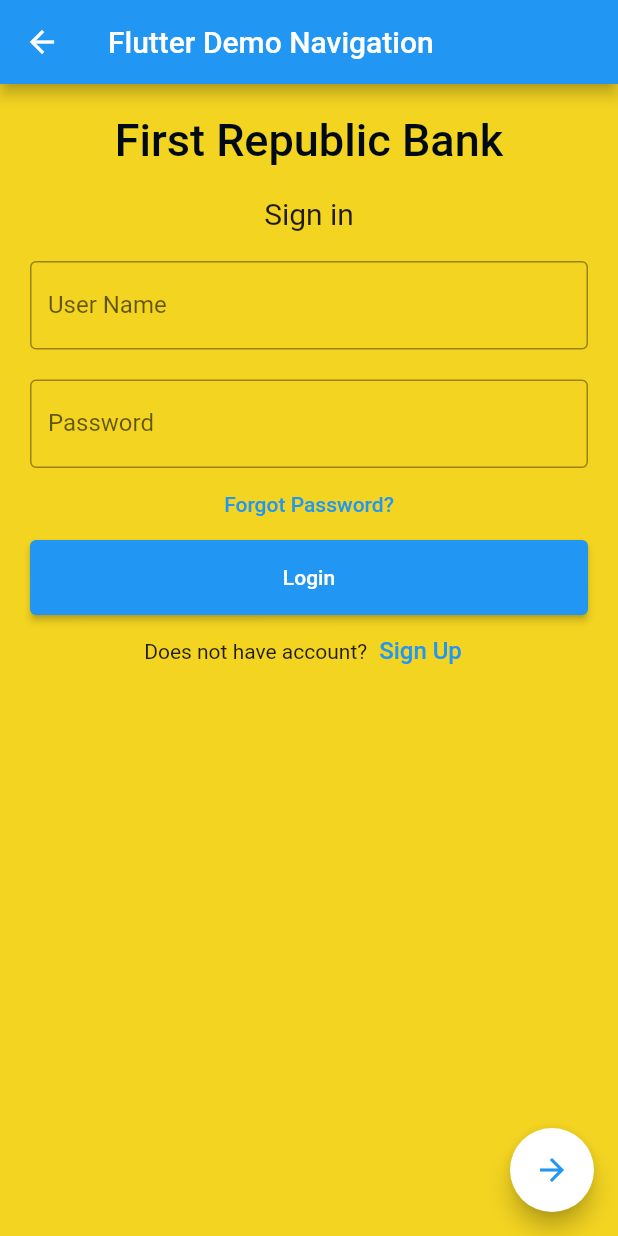
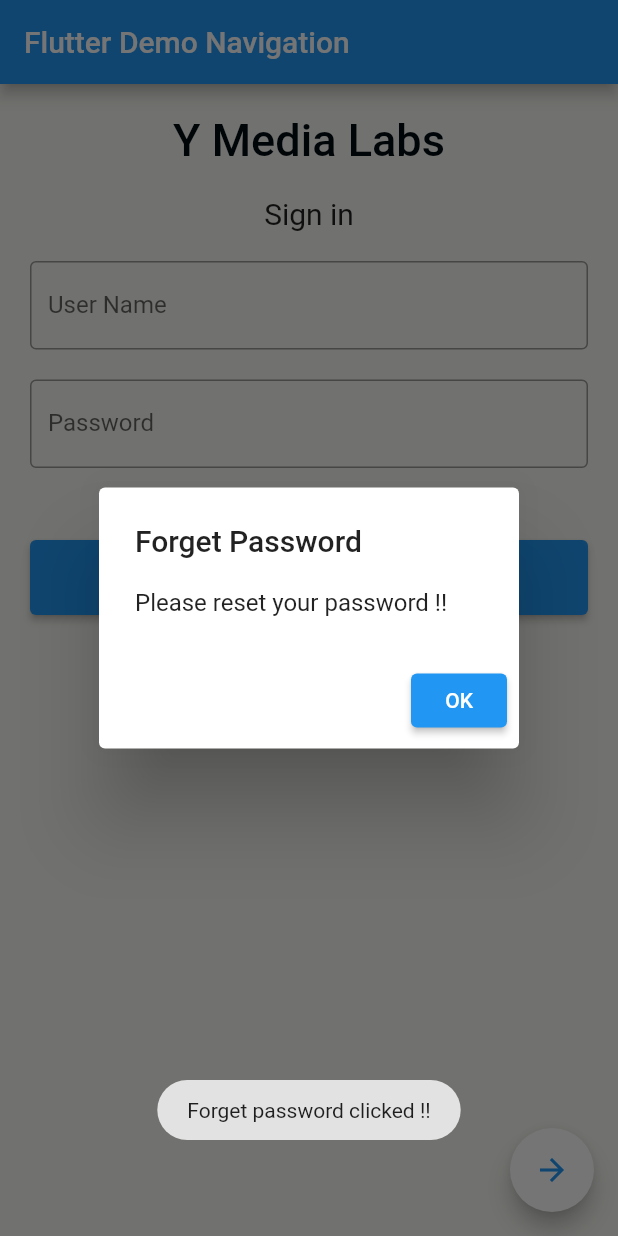
Before and after one commit to PrateekYML/FlutterDemoApp, a Flutter app: the HomeViewController screen opened directly, after a tap on "Forgot Password?", on a phone screen of 412 x 824 dp. Run offline on Flutter 3.47's test engine with Material 2 defaults, Android fonts, the phone set to English and light mode, and no system bars; our stand-ins replace fluttertoast.

Commit message:
Added more components

```diff
--- a/simple_navigation/lib/HomeViewController.dart
+++ b/simple_navigation/lib/HomeViewController.dart
@@ -1,6 +1,7 @@
 import 'package:flutter/material.dart';
 import 'package:simple_navigation/DashboardViewController.dart';
-
+import 'package:simple_navigation/HomeScreen.dart';
+import 'package:fluttertoast/fluttertoast.dart';
 
 class HomeViewController extends StatefulWidget {
   const HomeViewController({Key? key}) : super(key: key);
@@ -11,10 +12,11 @@ class HomeViewController extends StatefulWidget {
 class HomeViewControllerState extends State<HomeViewController>  {
   @override
   Widget build(BuildContext context) => Scaffold(
+
      appBar: AppBar(
         title: Text('Flutter Demo Navigation'),
       ),
-    backgroundColor: Color.fromARGB(255, 243, 212, 33),
+    backgroundColor: Color.fromARGB(255, 246, 246, 241),
     floatingActionButton: FloatingActionButton(
       onPressed: (){
         Navigator.push(context, new MaterialPageRoute(
@@ -31,6 +33,8 @@ class HomeViewControllerState extends State<HomeViewController>  {
       backgroundColor: Colors.white,
     ),
     body: Container(
+      constraints: BoxConstraints.expand(),
+
       alignment: Alignment.center,
       padding: EdgeInsets.all(10),
       child: ListView(
@@ -39,7 +43,7 @@ class HomeViewControllerState extends State<HomeViewController>  {
                 alignment: Alignment.center,
                 padding: const EdgeInsets.all(10),
                 child: const Text(
-                  'First Republic Bank',
+                  'Y Media Labs',
                   style: TextStyle(
                       color: Color.fromARGB(255, 1, 10, 18),
                       fontWeight: FontWeight.w500,
@@ -74,6 +78,8 @@ class HomeViewControllerState extends State<HomeViewController>  {
             TextButton(
               onPressed: () {
                 //forgot password screen
+                 showAlertDialog(context);
+                Fluttertoast.showToast(msg:"Forget password clicked !!");
               },
               child: const Text('Forgot Password?',),
             ),
@@ -84,7 +90,7 @@ class HomeViewControllerState extends State<HomeViewController>  {
                   child: const Text('Login'),
                   onPressed: () {
          Navigator.push(context, new MaterialPageRoute(
-          builder: (context) => DashboardViewController()
+          builder: (context) => HomeScreen()
         ));
                   },
                 )
@@ -120,3 +126,30 @@ class HomeViewControllerState extends State<HomeViewController>  {
     ),
   );
 }
+
+showAlertDialog(BuildContext context) {
+  // Create button
+  Widget okButton = ElevatedButton(
+    child: Text("OK"),
+    onPressed: () {
+      Navigator.of(context).pop();
+    },
+  );
+
+  // Create AlertDialog
+  AlertDialog alert = AlertDialog(
+    title: Text("Forget Password"),
+    content: Text("Please reset your password !!"),
+    actions: [
+      okButton,
+    ],
+  );
+
+  // show the dialog
+  showDialog(
+    context: context,
+    builder: (BuildContext context) {
+      return alert;
+    },
+  );
+}
--- a/simple_navigation/lib/main.dart
+++ b/simple_navigation/lib/main.dart
@@ -15,7 +15,7 @@ class MyApp extends StatelessWidget {
       theme: ThemeData(
         primarySwatch: Colors.blue,
       ),
-      home: HomeScreen()
+      home: HomeViewController()
     );
   }
 }
--- a/simple_navigation/pubspec.yaml
+++ b/simple_navigation/pubspec.yaml
@@ -20,9 +20,11 @@ dependencies:
   flutter:
     sdk: flutter
 
+
   # The following adds the Cupertino Icons font to your application.
   # Use with the CupertinoIcons class for iOS style icons.
   cupertino_icons: ^0.1.2
+  fluttertoast: ^8.2.1
 
 dev_dependencies:
   flutter_test:
```
Also changed, not shown: simple_navigation/lib/HomeScreen.dart (+10 -1 lines), simple_navigation/asset/images/LoginBack.jpeg (added), simple_navigation/pubspec.lock, 8 other files.
